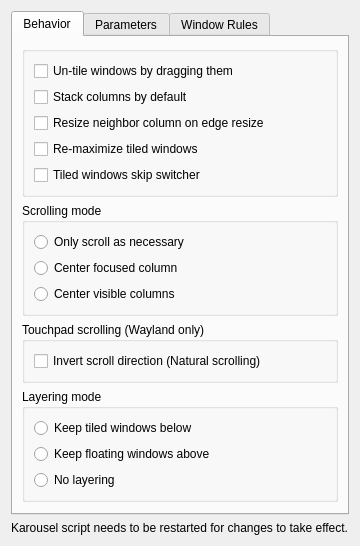
Before: the Qt Designer form package/contents/ui/config.ui in peterfajdiga/karousel, drawn with Qt 5.
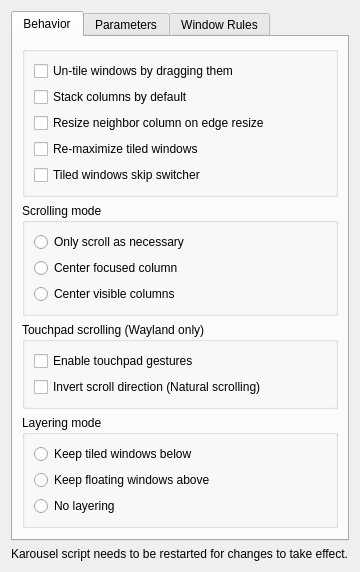
After: the same form once the commit is applied.

Commit message: feat: add option to enable touchpad gestures

```diff
--- a/package/contents/ui/config.ui
+++ b/package/contents/ui/config.ui
@@ -107,6 +107,14 @@
                                         <string>Touchpad scrolling (Wayland only)</string>
                                     </property>
                                     <layout class="QVBoxLayout">
+                                        <item>
+                                            <widget class="QCheckBox" name="kcfg_touchpadGestures">
+                                                <property name="text">
+                                                    <string>Enable touchpad gestures</string>
+                                                </property>
+                                            </widget>
+                                        </item>
+
                                         <item>
                                             <widget class="QCheckBox" name="kcfg_naturalScrolling">
                                                 <property name="text">
```
The commit also changes 4 other files.
